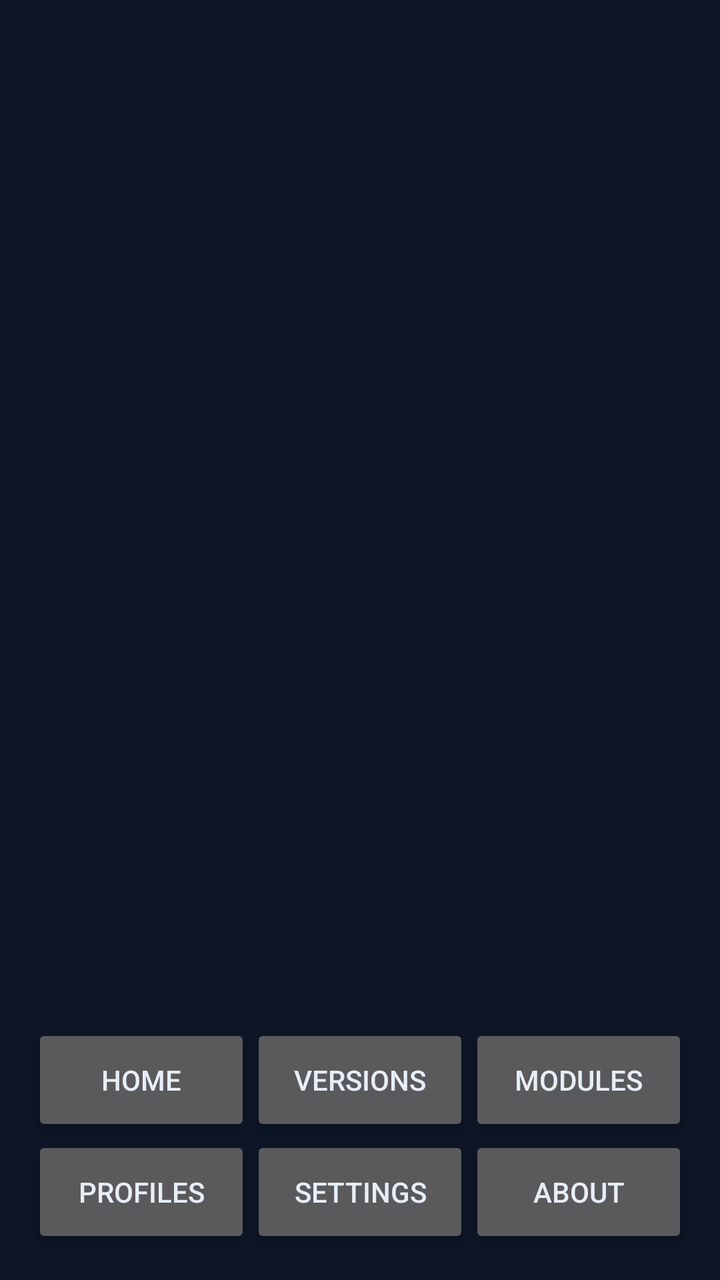
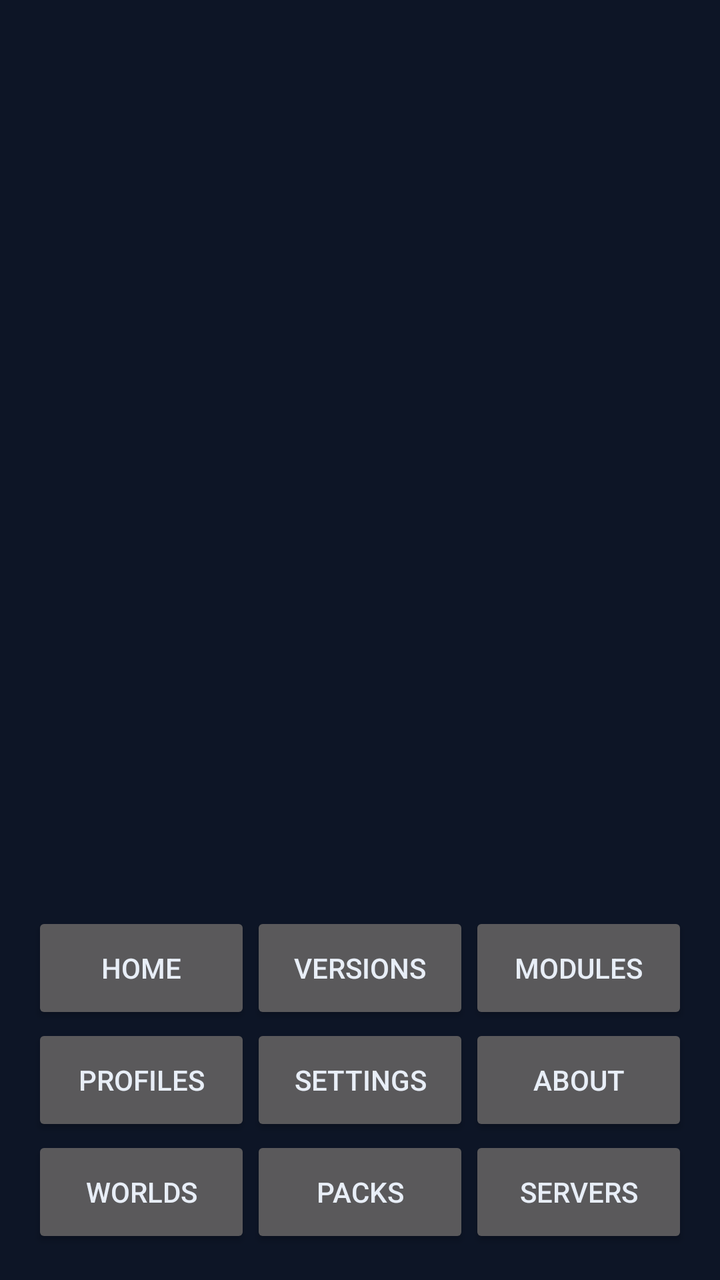

An Android layout rendered at two revisions. The XML below is the earlier revision; the diff shows what the commit changed to produce the second picture.
<!-- AndroidManifest.xml: application theme Theme.Xykell -->
<!-- res/layout/activity_main.xml -->
<?xml version="1.0" encoding="utf-8"?>
<LinearLayout xmlns:android="http://schemas.android.com/apk/res/android"
    android:orientation="vertical"
    android:layout_width="match_parent"
    android:layout_height="match_parent"
    android:background="@color/xykell_bg"
    android:padding="16dp">

    <ScrollView
        android:layout_width="match_parent"
        android:layout_height="0dp"
        android:layout_weight="1"
        android:fillViewport="true">

        <FrameLayout
            android:id="@+id/screen_container"
            android:layout_width="match_parent"
            android:layout_height="wrap_content" />
    </ScrollView>

    <LinearLayout
        android:orientation="horizontal"
        android:layout_width="match_parent"
        android:layout_height="wrap_content"
        android:layout_marginTop="8dp">

        <Button
            android:id="@+id/nav_home"
            style="@style/XykellNavButton"
            android:text="Home" />
        <Button
            android:id="@+id/nav_versions"
            style="@style/XykellNavButton"
            android:text="Versions" />
        <Button
            android:id="@+id/nav_modules"
            style="@style/XykellNavButton"
            android:text="Modules" />
    </LinearLayout>

    <LinearLayout
        android:orientation="horizontal"
        android:layout_width="match_parent"
        android:layout_height="wrap_content">

        <Button
            android:id="@+id/nav_profiles"
            style="@style/XykellNavButton"
            android:text="Profiles" />
        <Button
            android:id="@+id/nav_settings"
            style="@style/XykellNavButton"
            android:text="Settings" />
        <Button
            android:id="@+id/nav_about"
            style="@style/XykellNavButton"
            android:text="About" />
    </LinearLayout>

</LinearLayout>
<!-- resources referenced by this layout -->
<resources>
  <color name="xykell_bg">#0D1526</color>
  <style name="XykellNavButton" parent="Widget.AppCompat.Button">
          <item name="android:layout_width">0dp</item>
          <item name="android:layout_height">56dp</item>
          <item name="android:layout_weight">1</item>
          <item name="android:minHeight">56dp</item>
          <item name="android:textSize">14sp</item>
      </style>
  <style name="Theme.Xykell" parent="Theme.AppCompat.NoActionBar">
          <item name="android:windowBackground">@color/xykell_bg</item>
          <item name="android:textColor">@color/xykell_text</item>
          <item name="colorAccent">@color/xykell_accent</item>
      </style>
  <color name="xykell_text">#E8EEF7</color>
  <color name="xykell_accent">#4FD8C7</color>
</resources>

<!-- the commit's change to res/layout/activity_main.xml (unified diff, before → after) -->
@@ -57,4 +57,23 @@
             android:text="About" />
     </LinearLayout>
 
+    <LinearLayout
+        android:orientation="horizontal"
+        android:layout_width="match_parent"
+        android:layout_height="wrap_content">
+
+        <Button
+            android:id="@+id/nav_worlds"
+            style="@style/XykellNavButton"
+            android:text="Worlds" />
+        <Button
+            android:id="@+id/nav_packs"
+            style="@style/XykellNavButton"
+            android:text="Packs" />
+        <Button
+            android:id="@+id/nav_servers"
+            style="@style/XykellNavButton"
+            android:text="Servers" />
+    </LinearLayout>
+
 </LinearLayout>
